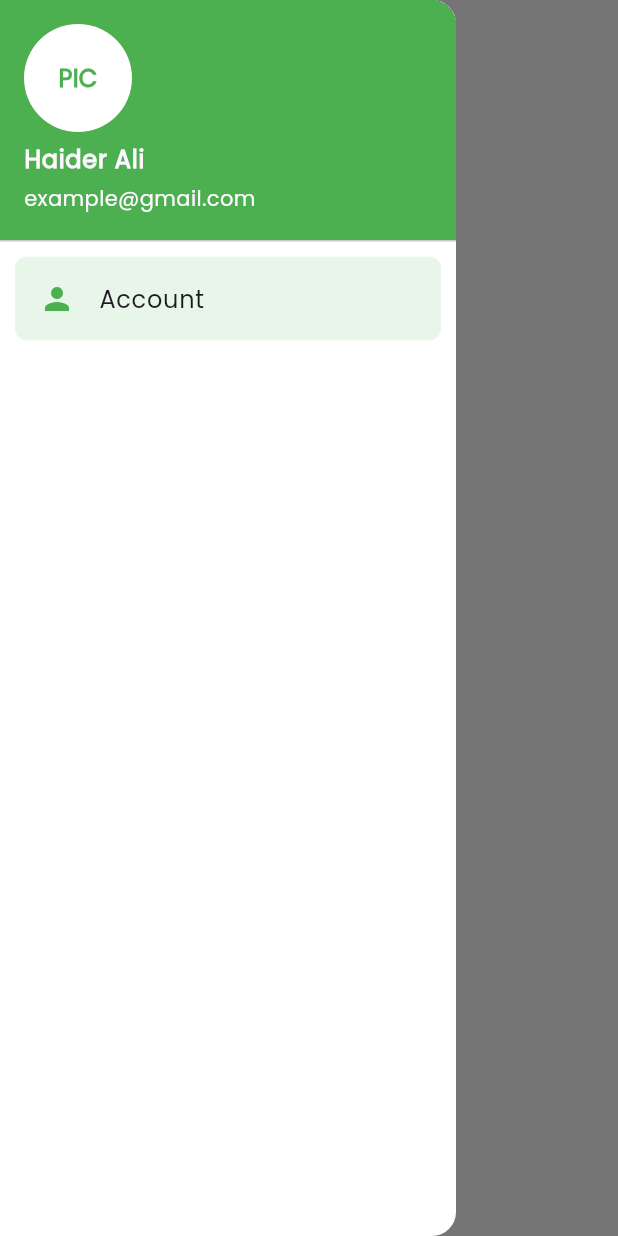
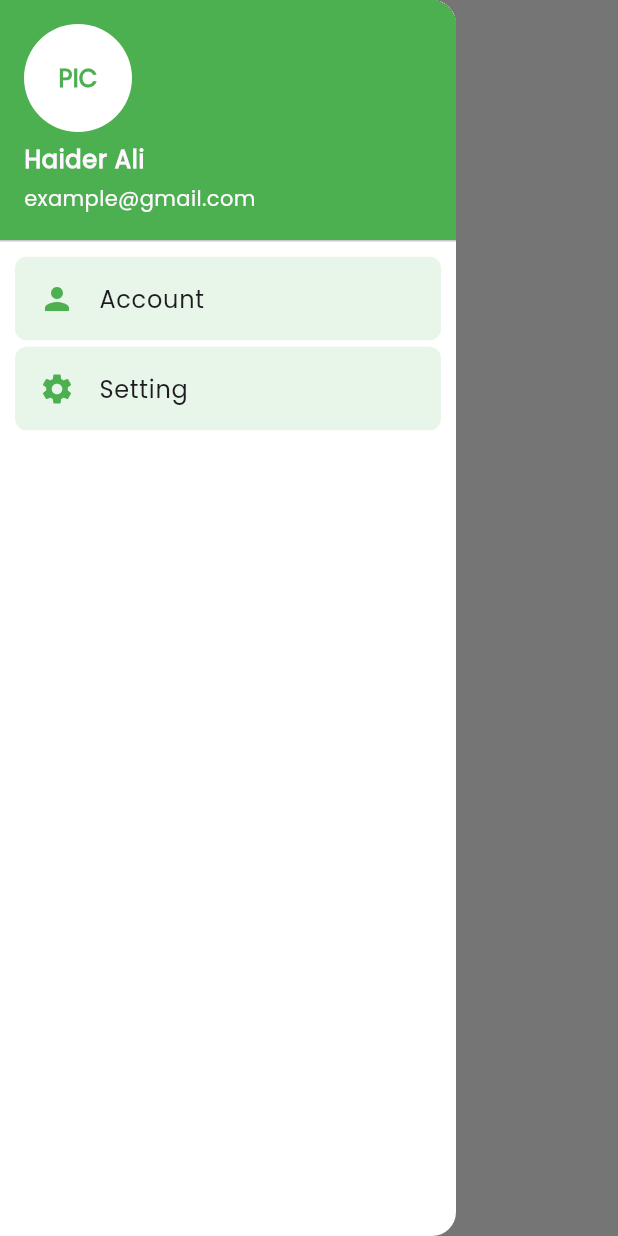
Before and after one commit to HaiderAli228/GiveHope-Donation-App, a Flutter app: the screen it shows after launch, with the side drawer open, on a phone screen of 412 x 824 dp. Run offline on Flutter 3.47's test engine with Material 3 defaults, Android fonts, the phone set to English and light mode, and no system bars; our stand-ins replace introduction_screen, lottie.

Commit message:
adding one icon

```diff
--- a/lib/view/home_view.dart
+++ b/lib/view/home_view.dart
@@ -58,7 +58,30 @@ class HomeView extends StatelessWidget {
                     ),
                   ),
                 ),
-              )
+              ),
+              Padding(
+                padding:
+                const EdgeInsets.symmetric(horizontal: 10, vertical: 2),
+                child: ClipRRect(
+                  borderRadius:
+                  BorderRadius.circular(8), // Adjust the radius as needed
+                  child: Container(
+                    color: AppColor.themeTileColor, //
+                    child: const ListTile(
+                      leading: Icon(
+                        Icons.settings,
+                        color: AppColor.themeColor,
+                      ),
+                      title: Text(
+                        "Setting",
+                        style: TextStyle(
+                          fontFamily: "Poppins",
+                        ),
+                      ),
+                    ),
+                  ),
+                ),
+              ),
             ],
           ),
         ),
```
